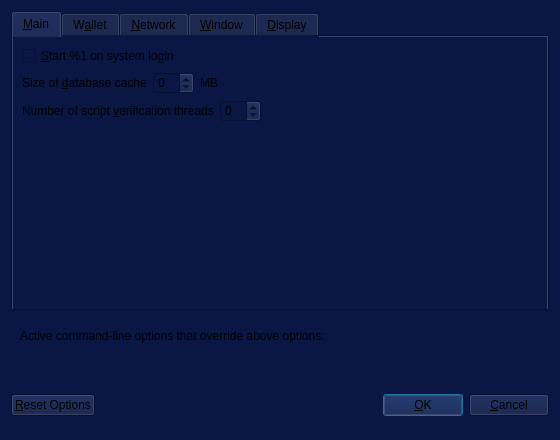
Old version of the form src/qt/forms/optionsdialog.ui in the repository digibyte/digibyte.
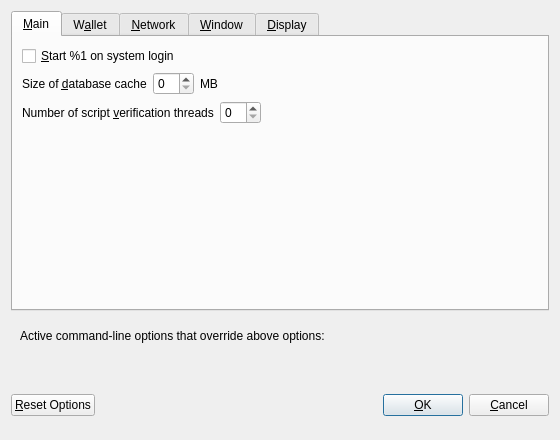
New version of the form. Custom widgets are drawn as their Qt base class.

```diff
--- a/src/qt/forms/optionsdialog.ui
+++ b/src/qt/forms/optionsdialog.ui
@@ -13,9 +13,6 @@
   <property name="windowTitle">
    <string>Options</string>
   </property>
-  <property name="styleSheet">
-   <string notr="true">background-color: rgb(10, 22, 68);</string>
-  </property>
   <property name="modal">
    <bool>true</bool>
   </property>
```
